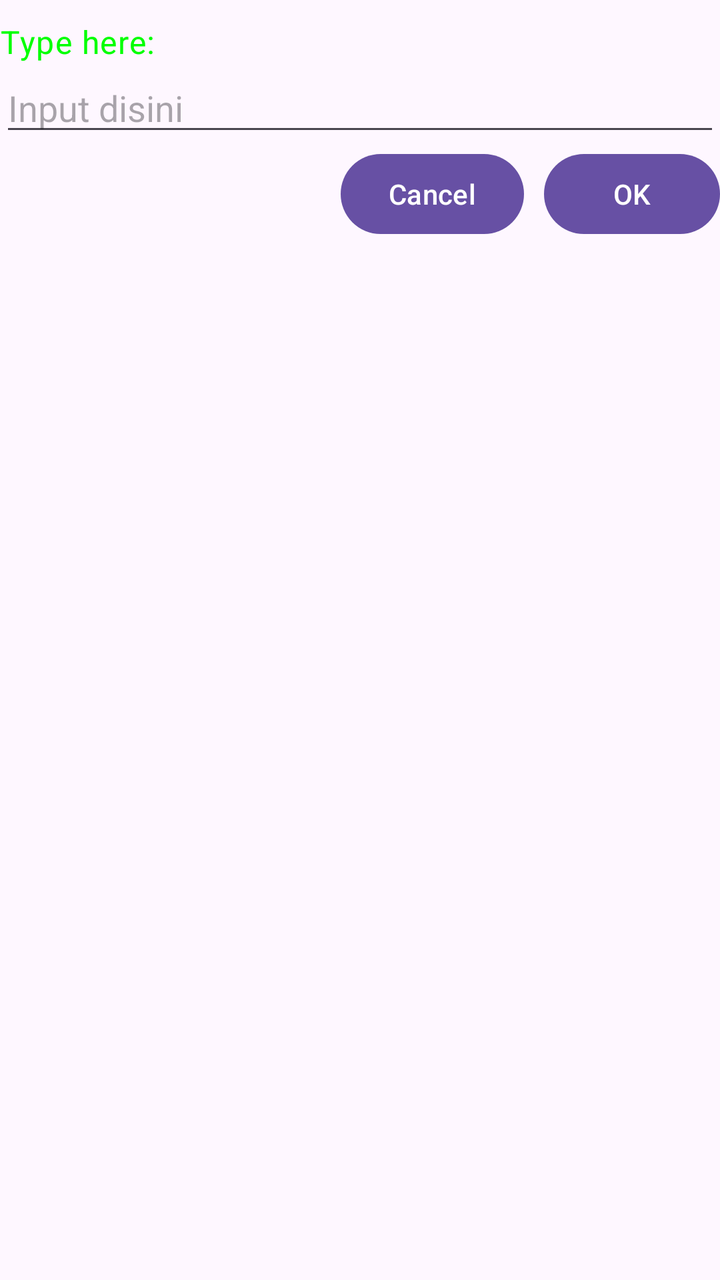
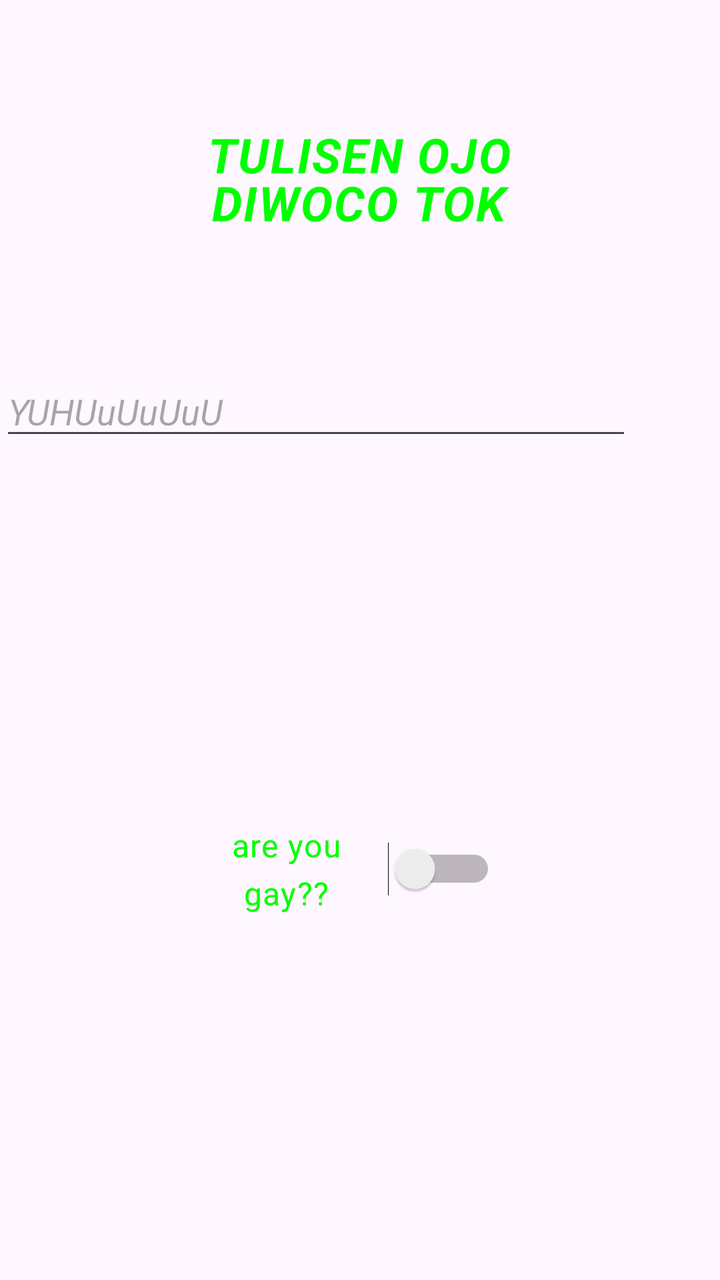

An Android layout rendered at two revisions. The XML below is the earlier revision; the diff shows what the commit changed to produce the second picture.
<!-- AndroidManifest.xml: application theme Theme.PPBPRAKTIK -->
<!-- res/layout/relative_layout.xml -->
<?xml version="1.0" encoding="utf-8"?>
<RelativeLayout xmlns:android="http://schemas.android.com/apk/res/android"
    android:layout_width="match_parent"
    android:layout_height="match_parent">

    <TextView
        android:layout_width="wrap_content"
        android:layout_height="wrap_content"
        android:text="Type here:"
        android:id="@+id/textview1"
        android:paddingTop="10dp"
        android:layout_alignParentTop="true"
        android:layout_alignParentLeft="true"
        style="@style/GreenText"/>

    <EditText
        android:layout_width="match_parent"
        android:layout_height="wrap_content"
        android:hint="Input disini"
        android:inputType="text"
        android:id="@+id/entry"
        android:layout_below="@id/textview1" />

    <Button
        android:layout_width="wrap_content"
        android:layout_height="wrap_content"
        android:text="OK"
        android:layout_below="@id/entry"
        android:id="@+id/ok"
        android:layout_alignParentRight="true"
        android:layout_marginLeft="10dp" />

    <Button
        android:layout_width="wrap_content"
        android:layout_height="wrap_content"
        android:text="Cancel"
        android:layout_toLeftOf="@id/ok"
        android:layout_alignTop="@id/ok" />

</RelativeLayout>
<!-- resources referenced by this layout -->
<resources>
  <style name="GreenText" parent="TextAppearance.Material3.BodyLarge">
          <item name="android:textColor">#00ff00</item>
      </style>
  <style name="Theme.PPBPRAKTIK" parent="Base.Theme.PPBPRAKTIK" />
  <style name="Base.Theme.PPBPRAKTIK" parent="Theme.Material3.DayNight.NoActionBar">
          
          
      </style>
</resources>

<!-- the commit's change to res/layout/relative_layout.xml (unified diff, before → after) -->
@@ -4,37 +4,61 @@
     android:layout_height="match_parent">
 
     <TextView
-        android:layout_width="wrap_content"
-        android:layout_height="wrap_content"
-        android:text="Type here:"
         android:id="@+id/textview1"
+        android:layout_width="201dp"
+        android:layout_height="86dp"
+        android:layout_alignParentLeft="true"
+        android:layout_alignParentTop="true"
+        android:layout_marginLeft="79dp"
+        android:layout_marginTop="51dp"
         android:paddingTop="10dp"
-        android:layout_alignParentTop="true"
-        android:layout_alignParentLeft="true"
+        android:text="TULISEN OJO DIWOCO TOK"
+        android:textAlignment="center"
+        android:textSize="24sp"
+        android:textStyle="bold|italic"
         style="@style/GreenText"/>
 
     <EditText
-        android:layout_width="match_parent"
-        android:layout_height="wrap_content"
-        android:hint="Input disini"
+        android:id="@+id/entry"
+        android:layout_width="316dp"
+        android:layout_height="42dp"
+        android:layout_below="@id/textview1"
+        android:layout_marginTop="46dp"
+        android:hint="YUHUuUuUuU"
         android:inputType="text"
-        android:id="@+id/entry"
-        android:layout_below="@id/textview1" />
+        android:textStyle="italic" />
 
     <Button
+        android:id="@+id/ok"
         android:layout_width="wrap_content"
         android:layout_height="wrap_content"
-        android:text="OK"
         android:layout_below="@id/entry"
-        android:id="@+id/ok"
         android:layout_alignParentRight="true"
-        android:layout_marginLeft="10dp" />
+        android:layout_marginLeft="10dp"
+        android:layout_marginTop="450dp"
+        android:layout_marginRight="47dp"
+        android:text="OK" />
 
     <Button
+        android:id="@+id/button"
         android:layout_width="wrap_content"
         android:layout_height="wrap_content"
-        android:text="Cancel"
+        android:layout_alignTop="@id/ok"
+        android:layout_marginTop="-9dp"
+        android:layout_marginRight="157dp"
         android:layout_toLeftOf="@id/ok"
-        android:layout_alignTop="@id/ok" />
+        android:text="Cancel" />
+
+    <Switch
+        android:id="@+id/switch1"
+        android:layout_width="156dp"
+        android:layout_height="53dp"
+        android:layout_below="@+id/textview1"
+        android:layout_alignEnd="@+id/entry"
+        android:layout_marginTop="271dp"
+        android:layout_marginEnd="68dp"
+        android:text="are you gay??"
+        android:textAlignment="center"
+        style="@style/GreenText"/>
 
 </RelativeLayout>
